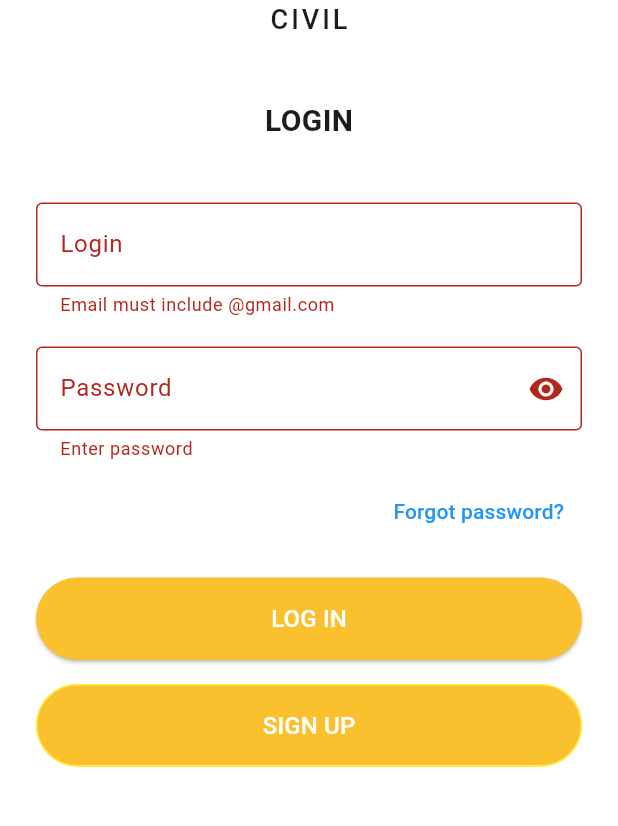
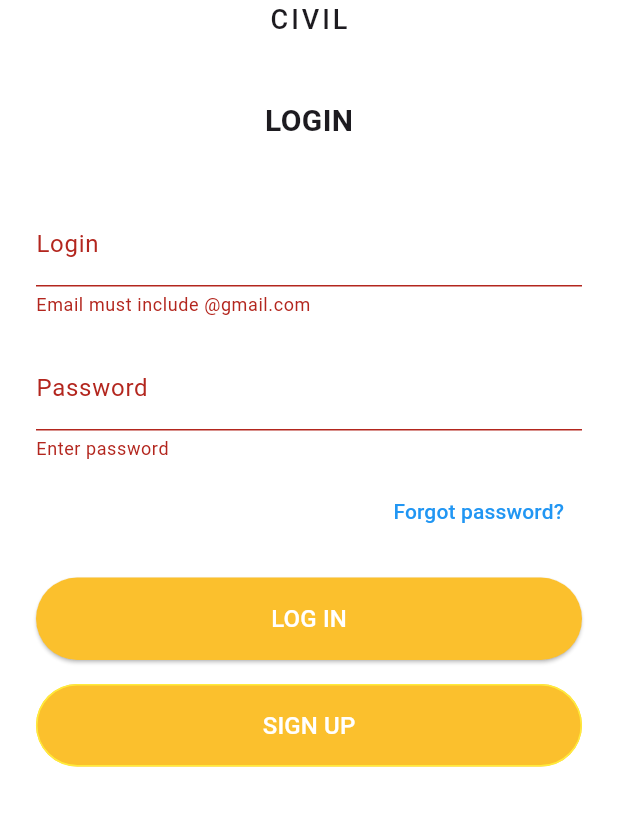
Before and after one commit to SM7502/costa, a Flutter app: the LoginScreen screen opened by its route, after a tap on "LOG IN", on a phone screen of 412 x 824 dp, the part 150-976 px from its top. Run offline on Flutter 3.47's test engine with Material 3 defaults, Android fonts, the phone set to English and light mode, and no system bars; our stand-ins replace cloud_firestore, file_picker, firebase_auth, firebase_core, geocoding, geolocator and 3 more; accounts and stored records are empty.

```diff
--- a/lib/screen/login_screen.dart
+++ b/lib/screen/login_screen.dart
@@ -1,7 +1,145 @@
+import 'package:flutter/material.dart';
+
+class LoginScreen extends StatefulWidget {
+  const LoginScreen({Key? key}) : super(key: key);
+
+  @override
+  State<LoginScreen> createState() => _LoginScreenState();
+}
+
+class _LoginScreenState extends State<LoginScreen> {
+  final _formKey = GlobalKey<FormState>();
+  final TextEditingController _email = TextEditingController();
+  final TextEditingController _password = TextEditingController();
+
+  @override
+  Widget build(BuildContext context) {
+    return Scaffold(
+      backgroundColor: Colors.white,
+      body: SafeArea(
+        child: Form(
+          key: _formKey,
+          child: Padding(
+            padding: const EdgeInsets.symmetric(horizontal: 24.0),
+            child: ListView(
+              children: [
+                const SizedBox(height: 60),
+                Center(
+                  child: Column(
+                    children: [
+                      Row(
+                        mainAxisAlignment: MainAxisAlignment.center,
+                        children: const [
+                          CircleAvatar(
+                            radius: 20,
+                            backgroundColor: Colors.black,
+                            child: Text('C', style: TextStyle(color: Colors.white)),
+                          ),
+                          SizedBox(width: 8),
+                          Text(
+                            "COSTA",
+                            style: TextStyle(fontSize: 28, fontWeight: FontWeight.bold, letterSpacing: 1.2),
+                          ),
+                        ],
+                      ),
+                      const Text(
+                        "CIVIL",
+                        style: TextStyle(fontSize: 18, fontWeight: FontWeight.w500, letterSpacing: 2),
+                      ),
+                      const SizedBox(height: 40),
+                      const Text(
+                        "LOGIN",
+                        style: TextStyle(fontSize: 20, fontWeight: FontWeight.bold),
+                      ),
+                    ],
+                  ),
+                ),
+                const SizedBox(height: 40),
+
+                // Email
+                TextFormField(
+                  controller: _email,
+                  decoration: const InputDecoration(labelText: "Login"),
+                  validator: (value) {
+                    if (value == null || !value.contains("@gmail.com")) {
+                      return "Email must include @gmail.com";
+                    }
+                    return null;
+                  },
+                ),
+                const SizedBox(height: 20),
+
+                // Password
+                TextFormField(
+                  controller: _password,
+                  obscureText: true,
+                  decoration: const InputDecoration(labelText: "Password"),
+                  validator: (value) {
+                    if (value == null || value.isEmpty) {
+                      return "Enter password";
+                    } else if (!RegExp(r'(?=.*[0-9])(?=.*[!@#$%^&*])').hasMatch(value)) {
+                      return "Use number & special char";
+                    }
+                    return null;
+                  },
+                ),
+                const SizedBox(height: 10),
+
+                Align(
+                  alignment: Alignment.centerRight,
+                  child: TextButton(
+                    onPressed: () {},
+                    child: const Text(
+                      "Forgot password?",
+                      style: TextStyle(color: Colors.blue),
+                    ),
+                  ),
+                ),
+                const SizedBox(height: 20),
+
+                // LOG IN
+                ElevatedButton(
+                  style: ElevatedButton.styleFrom(
+                    backgroundColor: Colors.yellow[700],
+                    padding: const EdgeInsets.symmetric(vertical: 16),
+                    foregroundColor: Colors.white,
+                  ),
+                  onPressed: () {
+                    if (_formKey.currentState!.validate()) {
+                      Navigator.pushNamed(context, '/Homepage_contractor');
+                    }
+                  },
+                  child: const Text("LOG IN", style: TextStyle(fontSize: 16)),
+                ),
+                const SizedBox(height: 16),
+
+                // SIGN UP
+                OutlinedButton(
+                  style: OutlinedButton.styleFrom(
+                    padding: const EdgeInsets.symmetric(vertical: 16),
+                    side: const BorderSide(color: Colors.yellow),
+                    backgroundColor: Colors.yellow[700],
+                    foregroundColor: Colors.white,
+                  ),
+                  onPressed: () => Navigator.pushNamed(context, '/register'),
+                  child: const Text("SIGN UP", style: TextStyle(fontSize: 16)),
+                ),
+              ],
+            ),
+          ),
+        ),
+      ),
+    );
+  }
+}
+
+//
+// import 'package:cloud_firestore/cloud_firestore.dart';
 // import 'package:flutter/material.dart';
+// import 'package:firebase_auth/firebase_auth.dart';
 //
 // class LoginScreen extends StatefulWidget {
-//   const LoginScreen({Key? key}) : super(key: key);
+//   const LoginScreen({super.key});
 //
 //   @override
 //   State<LoginScreen> createState() => _LoginScreenState();
@@ -11,6 +149,77 @@
 //   final _formKey = GlobalKey<FormState>();
 //   final TextEditingController _email = TextEditingController();
 //   final TextEditingController _password = TextEditingController();
+//   bool _isLoading = false;
+//   bool _obscurePassword = true;
+//
+//   Future<void> _login() async {
+//     if (!_formKey.currentState!.validate()) return;
+//
+//     setState(() => _isLoading = true);
+//
+//     try {
+//       await FirebaseAuth.instance.signInWithEmailAndPassword(
+//         email: _email.text.trim(),
+//         password: _password.text.trim(),
+//       );
+//       if (mounted) {
+//         final uid = FirebaseAuth.instance.currentUser?.uid;
+//         final doc = await FirebaseFirestore.instance.collection('users').doc(uid).get();
+//
+//         if (doc.exists) {
+//           final userData = doc.data(); // It's a Map<String, dynamic>
+//
+//           Navigator.pushNamed(
+//             context,
+//             '/Homepage_contractor',
+//             arguments: userData, // Pass the user data
+//           );
+//         } else {
+//           ScaffoldMessenger.of(context).showSnackBar(
+//             const SnackBar(content: Text("User data not found")),
+//           );
+//         }
+//
+//       }
+//     } on FirebaseAuthException catch (e) {
+//       String errorMessage;
+//       switch (e.code) {
+//         case 'user-not-found':
+//           errorMessage = 'No user found for this email.';
+//           break;
+//         case 'wrong-password':
+//           errorMessage = 'Incorrect password.';
+//           break;
+//         case 'invalid-email':
+//           errorMessage = 'The email address is invalid.';
+//           break;
+//         default:
+//           errorMessage = 'Login failed: ${e.message}';
+//       }
+//       if (mounted) {
+//         ScaffoldMessenger.of(context).showSnackBar(
+//           SnackBar(content: Text(errorMessage)),
+//         );
+//       }
+//     } catch (e) {
+//       if (mounted) {
+//         ScaffoldMessenger.of(context).showSnackBar(
+//           SnackBar(content: Text('Error: $e')),
+//         );
+//       }
+//     } finally {
+//       if (mounted) {
+//         setState(() => _isLoading = false);
+//       }
+//     }
+//   }
+//
+//   @override
+//   void dispose() {
+//     _email.dispose();
+//     _password.dispose();
+//     super.dispose();
+//   }
 //
 //   @override
 //   Widget build(BuildContext context) {
@@ -55,11 +264,12 @@
 //                   ),
 //                 ),
 //                 const SizedBox(height: 40),
-//
-//                 // Email
 //                 TextFormField(
 //                   controller: _email,
-//                   decoration: const InputDecoration(labelText: "Login"),
+//                   decoration: const InputDecoration(
+//                     labelText: "Login",
+//                     border: OutlineInputBorder(),
+//                   ),
 //                   validator: (value) {
 //                     if (value == null || !value.contains("@gmail.com")) {
 //                       return "Email must include @gmail.com";
@@ -68,27 +278,34 @@
 //                   },
 //                 ),
 //                 const SizedBox(height: 20),
-//
-//                 // Password
 //                 TextFormField(
 //                   controller: _password,
-//                   obscureText: true,
-//                   decoration: const InputDecoration(labelText: "Password"),
+//                   obscureText: _obscurePassword,
+//                   decoration: InputDecoration(
+//                     labelText: "Password",
+//                     border: const OutlineInputBorder(),
+//                     suffixIcon: IconButton(
+//                       icon: Icon(_obscurePassword ? Icons.visibility : Icons.visibility_off),
+//                       onPressed: () => setState(() => _obscurePassword = !_obscurePassword),
+//                     ),
+//                   ),
 //                   validator: (value) {
 //                     if (value == null || value.isEmpty) {
 //                       return "Enter password";
-//                     } else if (!RegExp(r'(?=.*[0-9])(?=.*[!@#\$%^&*])').hasMatch(value)) {
-//                       return "Use number & special char";
 //                     }
 //                     return null;
 //                   },
 //                 ),
 //                 const SizedBox(height: 10),
-//
 //                 Align(
 //                   alignment: Alignment.centerRight,
 //                   child: TextButton(
-//                     onPressed: () {},
+//                     onPressed: () {
+//                       // TODO: Implement forgot password
+//                       ScaffoldMessenger.of(context).showSnackBar(
+//                         const SnackBar(content: Text('Forgot password not implemented yet')),
+//                       );
+//                     },
 //                     child: const Text(
 //                       "Forgot password?",
 //                       style: TextStyle(color: Colors.blue),
@@ -96,24 +313,22 @@
 //                   ),
 //                 ),
 //                 const SizedBox(height: 20),
-//
-//                 // LOG IN
 //                 ElevatedButton(
 //                   style: ElevatedButton.styleFrom(
 //                     backgroundColor: Colors.yellow[700],
 //                     padding: const EdgeInsets.symmetric(vertical: 16),
 //                     foregroundColor: Colors.white,
 //                   ),
-//                   onPressed: () {
-//                     if (_formKey.currentState!.validate()) {
-//                       Navigator.pushNamed(context, '/Homepage_contractor');
-//                     }
-//                   },
-//                   child: const Text("LOG IN", style: TextStyle(fontSize: 16)),
+//                   onPressed: _isLoading ? null : _login,
+//                   child: _isLoading
+//                       ? const SizedBox(
+//                     width: 20,
+//                     height: 20,
+//                     child: CircularProgressIndicator(strokeWidth: 2, color: Colors.white),
+//                   )
+//                       : const Text("LOG IN", style: TextStyle(fontSize: 16)),
 //                 ),
 //                 const SizedBox(height: 16),
-//
-//                 // SIGN UP
 //                 OutlinedButton(
 //                   style: OutlinedButton.styleFrom(
 //                     padding: const EdgeInsets.symmetric(vertical: 16),
@@ -132,218 +347,3 @@
 //     );
 //   }
 // }
-
-
-import 'package:cloud_firestore/cloud_firestore.dart';
-import 'package:flutter/material.dart';
-import 'package:firebase_auth/firebase_auth.dart';
-
-class LoginScreen extends StatefulWidget {
-  const LoginScreen({super.key});
-
-  @override
-  State<LoginScreen> createState() => _LoginScreenState();
-}
-
-class _LoginScreenState extends State<LoginScreen> {
-  final _formKey = GlobalKey<FormState>();
-  final TextEditingController _email = TextEditingController();
-  final TextEditingController _password = TextEditingController();
-  bool _isLoading = false;
-  bool _obscurePassword = true;
-
-  Future<void> _login() async {
-    if (!_formKey.currentState!.validate()) return;
-
-    setState(() => _isLoading = true);
-
-    try {
-      await FirebaseAuth.instance.signInWithEmailAndPassword(
-        email: _email.text.trim(),
-        password: _password.text.trim(),
-      );
-      if (mounted) {
-        final uid = FirebaseAuth.instance.currentUser?.uid;
-        final doc = await FirebaseFirestore.instance.collection('users').doc(uid).get();
-
-        if (doc.exists) {
-          final userData = doc.data(); // It's a Map<String, dynamic>
-
-          Navigator.pushNamed(
-            context,
-            '/Homepage_contractor',
-            arguments: userData, // Pass the user data
-          );
-        } else {
-          ScaffoldMessenger.of(context).showSnackBar(
-            const SnackBar(content: Text("User data not found")),
-          );
-        }
-
-      }
-    } on FirebaseAuthException catch (e) {
-      String errorMessage;
-      switch (e.code) {
-        case 'user-not-found':
-          errorMessage = 'No user found for this email.';
-          break;
-        case 'wrong-password':
-          errorMessage = 'Incorrect password.';
-          break;
-        case 'invalid-email':
-          errorMessage = 'The email address is invalid.';
-          break;
-        default:
-          errorMessage = 'Login failed: ${e.message}';
-      }
-      if (mounted) {
-        ScaffoldMessenger.of(context).showSnackBar(
-          SnackBar(content: Text(errorMessage)),
-        );
-      }
-    } catch (e) {
-      if (mounted) {
-        ScaffoldMessenger.of(context).showSnackBar(
-          SnackBar(content: Text('Error: $e')),
-        );
-      }
-    } finally {
-      if (mounted) {
-        setState(() => _isLoading = false);
-      }
-    }
-  }
-
-  @override
-  void dispose() {
-    _email.dispose();
-    _password.dispose();
-    super.dispose();
-  }
-
-  @override
-  Widget build(BuildContext context) {
-    return Scaffold(
-      backgroundColor: Colors.white,
-      body: SafeArea(
-        child: Form(
-          key: _formKey,
-          child: Padding(
-            padding: const EdgeInsets.symmetric(horizontal: 24.0),
-            child: ListView(
-              children: [
-                const SizedBox(height: 60),
-                Center(
-                  child: Column(
-                    children: [
-                      Row(
-                        mainAxisAlignment: MainAxisAlignment.center,
-                        children: const [
-                          CircleAvatar(
-                            radius: 20,
-                            backgroundColor: Colors.black,
-                            child: Text('C', style: TextStyle(color: Colors.white)),
-                          ),
-                          SizedBox(width: 8),
-                          Text(
-                            "COSTA",
-                            style: TextStyle(fontSize: 28, fontWeight: FontWeight.bold, letterSpacing: 1.2),
-                          ),
-                        ],
-                      ),
-                      const Text(
-                        "CIVIL",
-                        style: TextStyle(fontSize: 18, fontWeight: FontWeight.w500, letterSpacing: 2),
-                      ),
-                      const SizedBox(height: 40),
-                      const Text(
-                        "LOGIN",
-                        style: TextStyle(fontSize: 20, fontWeight: FontWeight.bold),
-                      ),
-                    ],
-                  ),
-                ),
-                const SizedBox(height: 40),
-                TextFormField(
-                  controller: _email,
-                  decoration: const InputDecoration(
-                    labelText: "Login",
-                    border: OutlineInputBorder(),
-                  ),
-                  validator: (value) {
-                    if (value == null || !value.contains("@gmail.com")) {
-                      return "Email must include @gmail.com";
-                    }
-                    return null;
-                  },
-                ),
-                const SizedBox(height: 20),
-                TextFormField(
-                  controller: _password,
-                  obscureText: _obscurePassword,
-                  decoration: InputDecoration(
-                    labelText: "Password",
-                    border: const OutlineInputBorder(),
-                    suffixIcon: IconButton(
-                      icon: Icon(_obscurePassword ? Icons.visibility : Icons.visibility_off),
-                      onPressed: () => setState(() => _obscurePassword = !_obscurePassword),
-                    ),
-                  ),
-                  validator: (value) {
-                    if (value == null || value.isEmpty) {
-                      return "Enter password";
-                    }
-                    return null;
-                  },
-                ),
-                const SizedBox(height: 10),
-                Align(
-                  alignment: Alignment.centerRight,
-                  child: TextButton(
-                    onPressed: () {
-                      // TODO: Implement forgot password
-                      ScaffoldMessenger.of(context).showSnackBar(
-                        const SnackBar(content: Text('Forgot password not implemented yet')),
-                      );
-                    },
-                    child: const Text(
-                      "Forgot password?",
-                      style: TextStyle(color: Colors.blue),
-                    ),
-                  ),
-                ),
-                const SizedBox(height: 20),
-                ElevatedButton(
-                  style: ElevatedButton.styleFrom(
-                    backgroundColor: Colors.yellow[700],
-                    padding: const EdgeInsets.symmetric(vertical: 16),
-                    foregroundColor: Colors.white,
-                  ),
-                  onPressed: _isLoading ? null : _login,
-                  child: _isLoading
-                      ? const SizedBox(
-                    width: 20,
-                    height: 20,
-                    child: CircularProgressIndicator(strokeWidth: 2, color: Colors.white),
-                  )
-                      : const Text("LOG IN", style: TextStyle(fontSize: 16)),
-                ),
-                const SizedBox(height: 16),
-                OutlinedButton(
-                  style: OutlinedButton.styleFrom(
-                    padding: const EdgeInsets.symmetric(vertical: 16),
-                    side: const BorderSide(color: Colors.yellow),
-                    backgroundColor: Colors.yellow[700],
-                    foregroundColor: Colors.white,
-                  ),
-                  onPressed: () => Navigator.pushNamed(context, '/register'),
-                  child: const Text("SIGN UP", style: TextStyle(fontSize: 16)),
-                ),
-              ],
-            ),
-          ),
-        ),
-      ),
-    );
-  }
-}
--- a/lib/screen/registration_screen.dart
+++ b/lib/screen/registration_screen.dart
@@ -163,7 +163,7 @@ class _RegistrationScreenState extends State<RegistrationScreen> {
                       if (value == null || value.isEmpty) {
                         return 'Please enter your email';
                       }
-                      if (!RegExp(r'^[\w-\.]+@([\w-]+\.)+[\w-]{2,4}$').hasMatch(value)) {
+                      if (!RegExp(r'^[\w-/.]+@([\w-]+\.)+[\w-]{2,4}$').hasMatch(value)) {
                         return 'Please enter a valid email';
                       }
                       return null;
```
